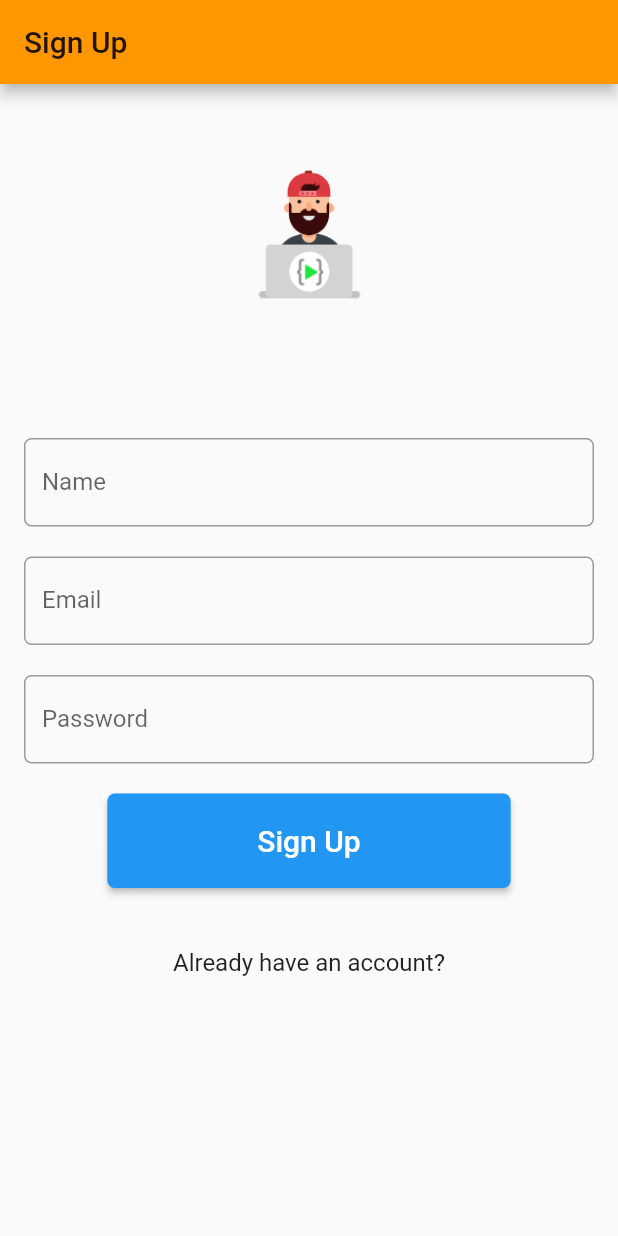
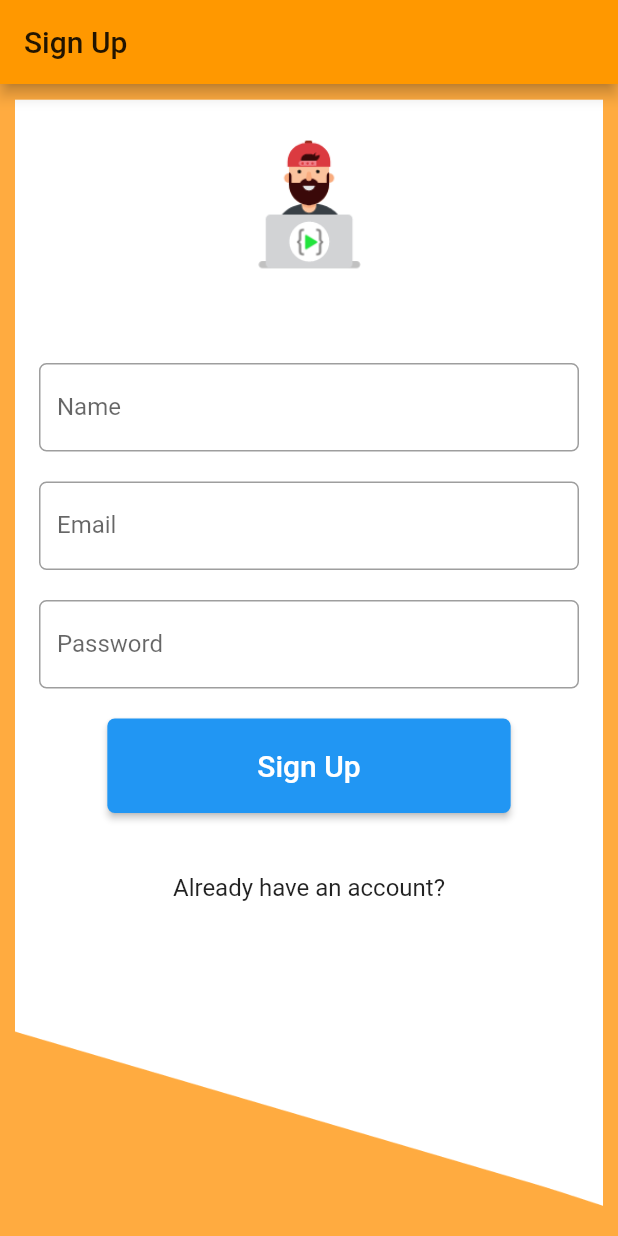
Before and after one commit to utkarsh-777/Object_Detection_App, a Flutter app: the screen it shows after launch, after a tap on "Sign In", after a tap on "Create an Account?", on a phone screen of 412 x 824 dp. Run offline on Flutter 3.47's test engine with Material 2 defaults, Android fonts, the phone set to English and light mode, and no system bars; our stand-ins replace camera, firebase_auth, firebase_core, firebase_database, firebase_storage, image_picker; missing offline and left inert: tflite; accounts and stored records are empty.

Commit message:
ui changes

```diff
--- a/lib/screens/EditTodos.dart
+++ b/lib/screens/EditTodos.dart
@@ -147,7 +147,7 @@ class _EditTodosState extends State<EditTodos> {
   Widget build(BuildContext context) {
     return Scaffold(
       appBar: AppBar(
-        title: Text("View / Edit Todo"),
+        title: Text("View / Edit warehouse"),
       ),
       body: Container(
         child: isLoading
--- a/lib/screens/SignInPage.dart
+++ b/lib/screens/SignInPage.dart
@@ -68,6 +68,17 @@ class _SignInPageState extends State<SignInPage> {
         title: Text('Sign In'),
       ),
       body: Container(
+        decoration: BoxDecoration(
+          color: Colors.orangeAccent,
+        ),
+        padding: EdgeInsets.all(10),
+        child: Container(
+          decoration: BoxDecoration(
+            image: DecorationImage(
+              image: AssetImage("assets/background.png"),
+              fit: BoxFit.cover,
+            ),
+          ),
           child: Center(
             child: ListView(
               children: [
@@ -130,7 +141,8 @@ class _SignInPageState extends State<SignInPage> {
                             onPressed: signin,
                             child: Text(
                               'Sign In',
-                            style: TextStyle(color: Colors.white, fontSize: 20),
+                              style:
+                                  TextStyle(color: Colors.white, fontSize: 20),
                             ),
                           ),
                         ),
@@ -150,6 +162,7 @@ class _SignInPageState extends State<SignInPage> {
             ),
           ),
         ),
+      ),
     );
   }
 }
--- a/lib/screens/SignUpPage.dart
+++ b/lib/screens/SignUpPage.dart
@@ -73,11 +73,20 @@ class _SignUpPageState extends State<SignUpPage> {
         title: Text('Sign Up'),
       ),
       body: Container(
+        color: Colors.orangeAccent,
+        padding: EdgeInsets.all(10),
+        child: Container(
+          decoration: BoxDecoration(
+            image: DecorationImage(
+              image: AssetImage("assets/background.png"),
+              fit: BoxFit.cover,
+            ),
+          ),
           child: Center(
             child: ListView(
               children: [
                 Container(
-                padding: EdgeInsets.fromLTRB(10, 50, 10, 50),
+                  padding: EdgeInsets.fromLTRB(10, 20, 10, 20),
                   child: Image(
                     image: AssetImage("assets/logo.png"),
                     width: 100,
@@ -151,7 +160,8 @@ class _SignUpPageState extends State<SignUpPage> {
                             onPressed: signUp,
                             child: Text(
                               'Sign Up',
-                            style: TextStyle(color: Colors.white, fontSize: 20),
+                              style:
+                                  TextStyle(color: Colors.white, fontSize: 20),
                             ),
                           ),
                         ),
@@ -171,6 +181,7 @@ class _SignUpPageState extends State<SignUpPage> {
             ),
           ),
         ),
+      ),
     );
   }
 }
--- a/lib/screens/Todos.dart
+++ b/lib/screens/Todos.dart
@@ -73,7 +73,7 @@ class _TodosState extends State<Todos> {
   Widget build(BuildContext context) {
     return Scaffold(
       appBar: AppBar(
-        title: Text('Todos'),
+        title: Text('Warehouse'),
       ),
       floatingActionButton: FloatingActionButton(
         child: Icon(Icons.add),
--- a/pubspec.yaml
+++ b/pubspec.yaml
@@ -57,6 +57,7 @@ flutter:
     - assets/models/labels.txt
     - assets/logo.png
     - assets/todo.png
+    - assets/background.png
 
   # An image asset can refer to one or more resolution-specific "variants", see
   # https://flutter.dev/assets-and-images/#resolution-aware.
```
Also changed, not shown: assets/background.png (added). Lines whose indentation alone changed are shown as unchanged.
